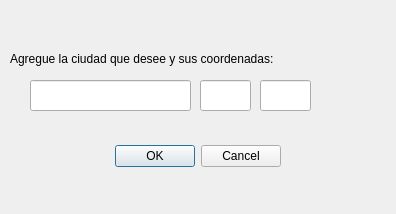
bmorap/ProyectoEDAI_ReservaDeVuelos, file src/vuelos/agregarciudad.ui: the form before one commit.
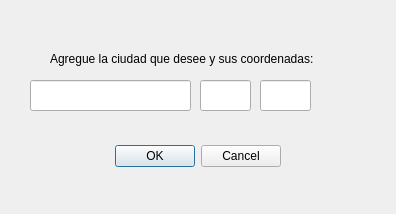
The form after the commit.

Diff of the .ui file:
```diff
--- a/src/vuelos/agregarciudad.ui
+++ b/src/vuelos/agregarciudad.ui
@@ -42,7 +42,7 @@
   <widget class="QLabel" name="label">
    <property name="geometry">
     <rect>
-     <x>10</x>
+     <x>50</x>
      <y>50</y>
      <width>331</width>
      <height>17</height>
```
